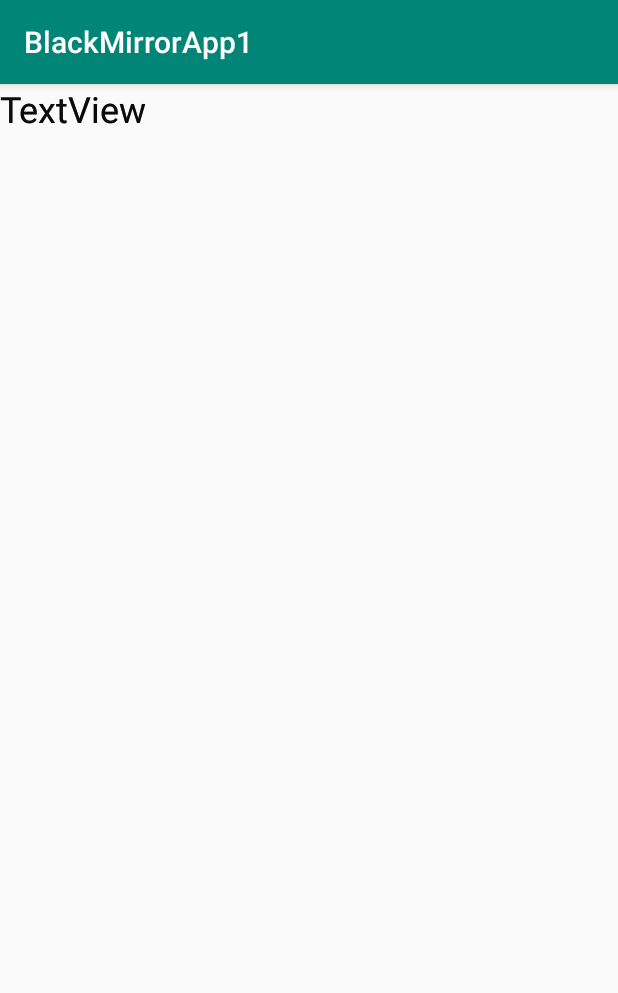
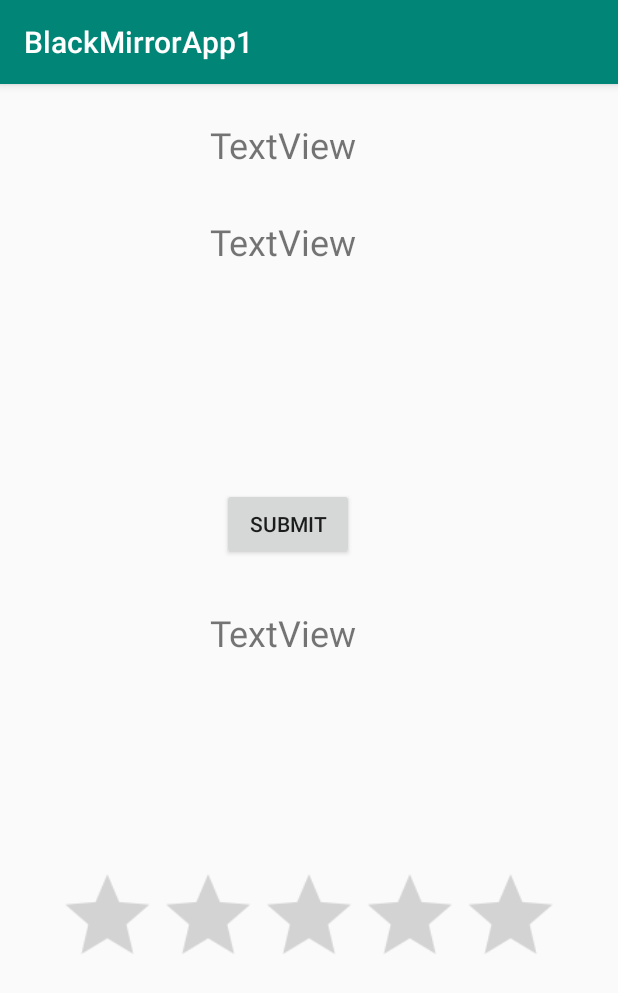
Before and after one commit to alexgcode/BlackMirrorApp1, an Android app: the screen it shows after launch (MainActivity), on a phone screen of 412 x 824 dp. Shown: the top 993 px of the screen. Run offline under Robolectric (Android 15) with nearby library versions, the phone set to English and light mode, and no system bars.

Commit message:
Versión 0.1 Se agregó ratingBar. Muestra en el mismo activity la calificación. Falta centrar los items.

```diff
--- a/app/src/main/java/com/example/alexgf/blackmirrorapp1/MainActivity.java
+++ b/app/src/main/java/com/example/alexgf/blackmirrorapp1/MainActivity.java
@@ -2,12 +2,29 @@ package com.example.alexgf.blackmirrorapp1;
 
 import android.support.v7.app.AppCompatActivity;
 import android.os.Bundle;
+import android.view.View;
+import android.widget.RatingBar;
+import android.widget.TextView;
 
 public class MainActivity extends AppCompatActivity {
+
+    private RatingBar rbar1;
+
+    private TextView tv1;
 
     @Override
     protected void onCreate(Bundle savedInstanceState) {
         super.onCreate(savedInstanceState);
         setContentView(R.layout.activity_main);
+
+        rbar1 = (RatingBar)findViewById(R.id.rating_bar1);
+        tv1 = (TextView)findViewById(R.id.txt_companion_name);
+    }
+
+    public void calificar(View view){
+        Float rate = rbar1.getRating();
+        String qrate = rate.toString();
+
+        tv1.setText("You Rated: " + qrate);
     }
 }
--- a/app/src/main/res/layout/activity_main.xml
+++ b/app/src/main/res/layout/activity_main.xml
@@ -7,38 +7,70 @@
     tools:context=".MainActivity">
 
     <TextView
-        android:id="@+id/u1_name_txt"
+        android:id="@+id/txt_user_name"
         android:layout_width="wrap_content"
         android:layout_height="wrap_content"
+        android:layout_marginStart="140dp"
+        android:layout_marginLeft="140dp"
+        android:layout_marginTop="24dp"
         android:text="TextView"
         android:textSize="24sp"
-        tools:layout_editor_absoluteX="143dp"
-        tools:layout_editor_absoluteY="16dp" />
+        app:layout_constraintStart_toStartOf="parent"
+        app:layout_constraintTop_toTopOf="parent" />
 
     <TextView
-        android:id="@+id/question_txt1"
+        android:id="@+id/textView2"
         android:layout_width="wrap_content"
         android:layout_height="wrap_content"
+        android:layout_marginStart="140dp"
+        android:layout_marginLeft="140dp"
+        android:layout_marginTop="32dp"
         android:text="TextView"
         android:textSize="24sp"
-        tools:layout_editor_absoluteX="143dp"
-        tools:layout_editor_absoluteY="60dp" />
+        app:layout_constraintStart_toStartOf="parent"
+        app:layout_constraintTop_toBottomOf="@+id/txt_user_name" />
 
     <TextView
-        android:id="@+id/u2_name_txt"
+        android:id="@+id/txt_companion_name"
         android:layout_width="wrap_content"
         android:layout_height="wrap_content"
+        android:layout_marginStart="140dp"
+        android:layout_marginLeft="140dp"
+        android:layout_marginTop="32dp"
         android:text="TextView"
         android:textSize="24sp"
-        tools:layout_editor_absoluteX="201dp"
-        tools:layout_editor_absoluteY="344dp" />
+        app:layout_constraintStart_toStartOf="parent"
+        app:layout_constraintTop_toBottomOf="@+id/btn1" />
 
-    <TextView
-        android:id="@+id/textView4"
+    <RatingBar
+        android:id="@+id/rating_bar1"
         android:layout_width="wrap_content"
         android:layout_height="wrap_content"
-        android:text="TextView"
-        android:textSize="24sp"
-        tools:layout_editor_absoluteX="102dp"
-        tools:layout_editor_absoluteY="344dp" />
+        android:layout_marginStart="8dp"
+        android:layout_marginLeft="8dp"
+        android:layout_marginTop="8dp"
+        android:layout_marginEnd="8dp"
+        android:layout_marginRight="8dp"
+        android:layout_marginBottom="8dp"
+        android:scaleX="1.4"
+        android:scaleY="1.4"
+        android:stepSize="1"
+        app:layout_constraintBottom_toBottomOf="parent"
+        app:layout_constraintEnd_toEndOf="parent"
+        app:layout_constraintStart_toStartOf="parent"
+        app:layout_constraintTop_toBottomOf="@+id/txt_companion_name"
+        app:layout_constraintVertical_bias="0.456" />
+
+    <Button
+        android:id="@+id/btn1"
+        android:layout_width="wrap_content"
+        android:layout_height="wrap_content"
+        android:layout_marginStart="148dp"
+        android:layout_marginLeft="148dp"
+        android:layout_marginTop="148dp"
+        android:onClick="calificar"
+        android:text="Submit"
+        app:layout_constraintStart_toStartOf="parent"
+        app:layout_constraintTop_toBottomOf="@+id/textView2" />
+
 </android.support.constraint.ConstraintLayout>
--- a/app/src/main/res/values/strings.xml
+++ b/app/src/main/res/values/strings.xml
@@ -1,3 +1,5 @@
 <resources>
     <string name="app_name">BlackMirrorApp1</string>
+    <string name="txt_first_Activity">Primer Activity</string>
+    <string name="buton_first_Activity">Siguiente</string>
 </resources>
```
